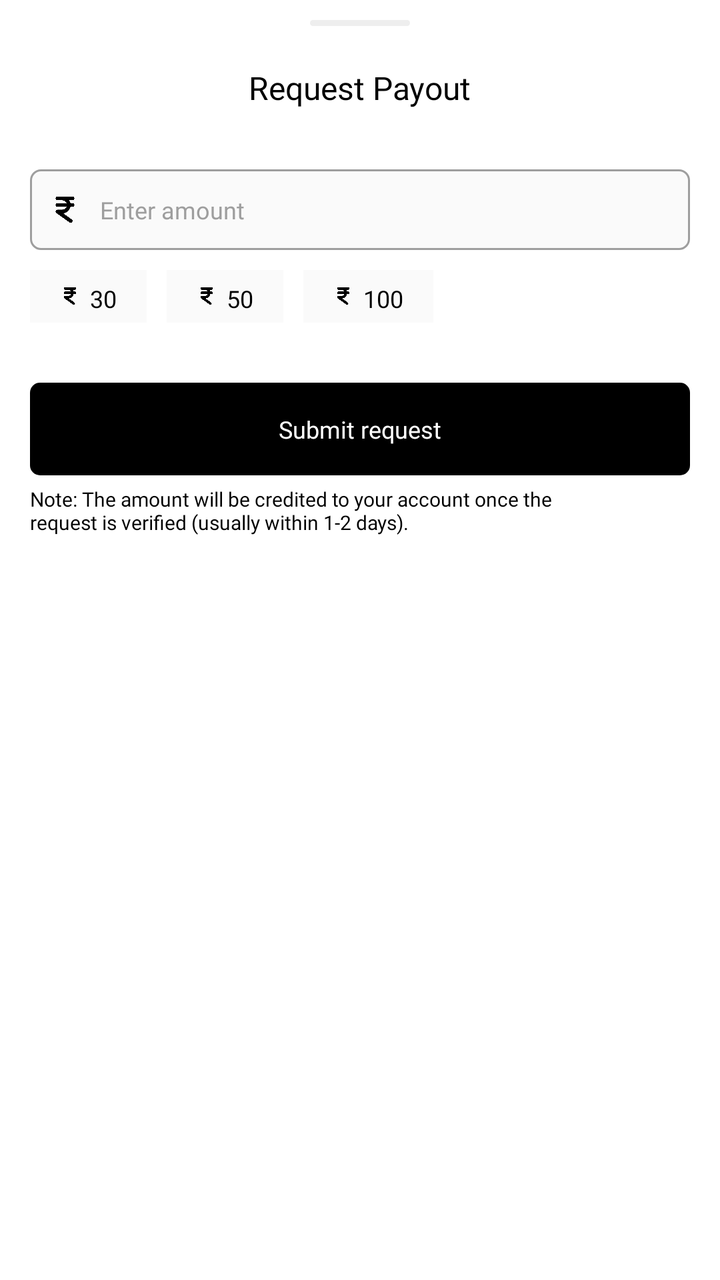
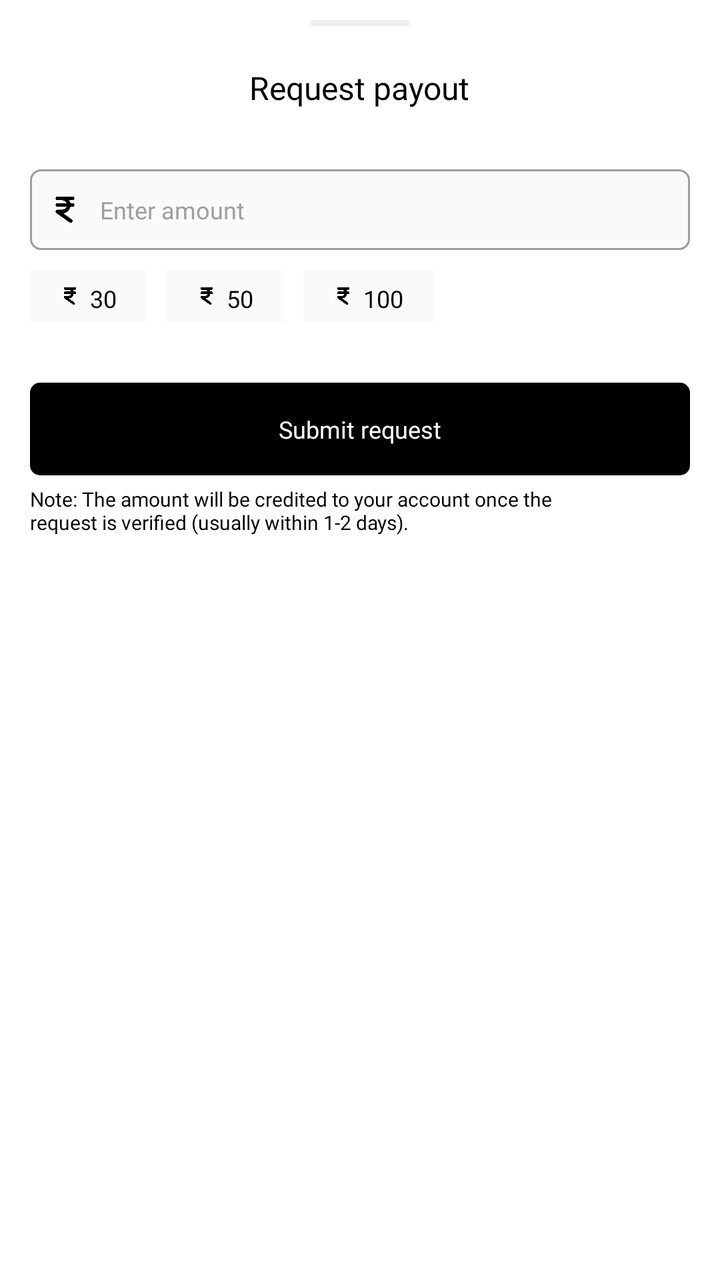

Two renders of the same Android screen: before a commit and after it. Below are the layout's source before the change and the commit's diff.
<!-- AndroidManifest.xml: application theme Theme.PrepNest -->
<!-- res/layout/request_payout.xml -->
<LinearLayout xmlns:android="http://schemas.android.com/apk/res/android"
    android:layout_width="match_parent"
    android:layout_height="match_parent"
    android:orientation="vertical">

    <LinearLayout
        android:id="@+id/container"
        android:layout_width="match_parent"
        android:layout_height="wrap_content"
        android:background="#FFFFFF"
        android:orientation="vertical">

        <LinearLayout
            android:id="@+id/line"
            android:layout_width="50dp"
            android:layout_height="3dp"
            android:layout_marginTop="10dp"
            android:layout_marginBottom="20dp"
            android:padding="8dp"
            android:orientation="horizontal"
            android:layout_gravity="center_horizontal"
            android:background="@drawable/sheet_line_indicator" />

        <TextView
            android:id="@+id/request_title"
            android:focusable="false"
            android:layout_width="wrap_content"
            android:layout_height="wrap_content"
            android:layout_marginBottom="30dp"
            android:text="Request Payout"
            android:textSize="16sp"
            android:textColor="#000000"
            android:layout_gravity="center_horizontal"
            android:fontFamily="@font/bold" />

        <LinearLayout
            android:id="@+id/amount_container"
            android:layout_width="match_parent"
            android:layout_height="wrap_content"
            android:layout_marginLeft="15dp"
            android:layout_marginRight="15dp"
            android:gravity="center_vertical"
            android:orientation="horizontal"
            android:background="@drawable/rounded_shape_gray">

            <ImageView
                android:id="@+id/rupee_icon"
                android:focusable="false"
                android:layout_width="15dp"
                android:layout_height="15dp"
                android:layout_marginLeft="10dp"
                android:src="@drawable/icon_cash"
                android:scaleType="fitCenter" />

            <EditText
                android:id="@+id/amount_edittext"
                android:focusable="false"
                android:layout_width="wrap_content"
                android:layout_height="wrap_content"
                android:paddingLeft="10dp"
                android:paddingTop="12dp"
                android:paddingRight="10dp"
                android:paddingBottom="12dp"
                android:background="@android:color/transparent"
                android:gravity="center_vertical"
                android:textSize="12sp"
                android:textColor="#000000"
                android:hint="@string/hint_amount"
                android:textColorHint="#9E9E9E"
                android:singleLine="true"
                android:inputType="numberSigned"
                android:imeOptions="actionDone"
                android:layout_weight="1"
                android:fontFamily="@font/semibold" />
        </LinearLayout>

        <LinearLayout
            android:id="@+id/other_money_op_container"
            android:layout_width="match_parent"
            android:layout_height="wrap_content"
            android:layout_marginTop="10dp"
            android:layout_marginBottom="30dp"
            android:paddingLeft="15dp"
            android:orientation="horizontal">

            <LinearLayout
                android:id="@+id/amount_1_container"
                android:layout_width="wrap_content"
                android:layout_height="wrap_content"
                android:layout_marginRight="10dp"
                android:paddingLeft="15dp"
                android:paddingTop="5dp"
                android:paddingRight="15dp"
                android:paddingBottom="5dp"
                android:background="#FAFAFA"
                android:gravity="center_horizontal|center_vertical"
                android:orientation="horizontal">

                <ImageView
                    android:id="@+id/cash_icon_1"
                    android:focusable="false"
                    android:layout_width="10dp"
                    android:layout_height="10dp"
                    android:layout_marginRight="5dp"
                    android:src="@drawable/icon_cash"
                    android:scaleType="fitCenter" />

                <TextView
                    android:id="@+id/amount_txt_1"
                    android:focusable="false"
                    android:layout_width="wrap_content"
                    android:layout_height="wrap_content"
                    android:text="30"
                    android:textSize="12sp"
                    android:textColor="#000000"
                    android:translationY="1.0dp"
                    android:fontFamily="@font/medium" />
            </LinearLayout>

            <LinearLayout
                android:id="@+id/amount_2_container"
                android:layout_width="wrap_content"
                android:layout_height="wrap_content"
                android:layout_marginRight="10dp"
                android:paddingLeft="15dp"
                android:paddingTop="5dp"
                android:paddingRight="15dp"
                android:paddingBottom="5dp"
                android:background="#FAFAFA"
                android:gravity="center_horizontal|center_vertical"
                android:orientation="horizontal">

                <ImageView
                    android:id="@+id/cash_icon_2"
                    android:focusable="false"
                    android:layout_width="10dp"
                    android:layout_height="10dp"
                    android:layout_marginRight="5dp"
                    android:src="@drawable/icon_cash"
                    android:scaleType="fitCenter" />

                <TextView
                    android:id="@+id/amount_txt_2"
                    android:focusable="false"
                    android:layout_width="wrap_content"
                    android:layout_height="wrap_content"
                    android:text="50"
                    android:textSize="12sp"
                    android:textColor="#000000"
                    android:translationY="1.0dp"
                    android:fontFamily="@font/medium" />
            </LinearLayout>

            <LinearLayout
                android:id="@+id/amount_3_container"
                android:layout_width="wrap_content"
                android:layout_height="wrap_content"
                android:paddingLeft="15dp"
                android:paddingTop="5dp"
                android:paddingRight="15dp"
                android:paddingBottom="5dp"
                android:background="#FAFAFA"
                android:gravity="center_horizontal|center_vertical"
                android:orientation="horizontal">

                <ImageView
                    android:id="@+id/cash_icon_3"
                    android:focusable="false"
                    android:layout_width="10dp"
                    android:layout_height="10dp"
                    android:layout_marginRight="5dp"
                    android:src="@drawable/icon_cash"
                    android:scaleType="fitCenter" />

                <TextView
                    android:id="@+id/amount_txt_3"
                    android:focusable="false"
                    android:layout_width="wrap_content"
                    android:layout_height="wrap_content"
                    android:text="100"
                    android:textSize="12sp"
                    android:textColor="#000000"
                    android:translationY="1.0dp"
                    android:fontFamily="@font/medium" />
            </LinearLayout>
        </LinearLayout>

        <LinearLayout
            android:id="@+id/send_req_btn"
            android:layout_width="match_parent"
            android:layout_height="wrap_content"
            android:layout_marginLeft="15dp"
            android:layout_marginRight="15dp"
            android:layout_marginBottom="5dp"
            android:gravity="center_horizontal|center_vertical"
            android:orientation="horizontal"
            android:background="@drawable/ripple_bg_black">

            <TextView
                android:id="@+id/send_req_txt"
                android:focusable="false"
                android:layout_width="wrap_content"
                android:layout_height="wrap_content"
                android:layout_marginTop="15dp"
                android:layout_marginBottom="15dp"
                android:background="@android:color/transparent"
                android:text="@string/send_request"
                android:textSize="12sp"
                android:textColor="#FFFFFF"
                android:fontFamily="@font/bold" />
        </LinearLayout>

        <TextView
            android:id="@+id/note"
            android:focusable="false"
            android:layout_width="wrap_content"
            android:layout_height="wrap_content"
            android:layout_marginBottom="30dp"
            android:paddingLeft="15dp"
            android:paddingRight="70dp"
            android:text="Note: The amount will be credited to your account once the request is verified (usually within 1-2 days)."
            android:textSize="10sp"
            android:textColor="#000000"
            android:fontFamily="@font/medium" />
    </LinearLayout>
</LinearLayout>
<!-- resources referenced by this layout -->
<resources>
  <!-- drawable icon_cash: png bitmap (drawable-xhdpi, 7226 bytes) -->
  <!-- drawable ripple_bg_black (drawable) -->
  <?xml version="1.0" encoding="utf-8"?>
  <ripple xmlns:android="http://schemas.android.com/apk/res/android"
      android:color="@color/dark_ripple">
  
      <item android:drawable="@drawable/rounded_shape_black" />
  </ripple>
  <!-- drawable rounded_shape_gray (drawable) -->
  <?xml version="1.0" encoding="utf-8"?>
  <shape xmlns:android="http://schemas.android.com/apk/res/android"
      android:shape="rectangle">
  
      <solid android:color="@color/white_gray" />
  
      <stroke
          android:width="3px"
          android:color="@color/stroke" />
  
      <corners android:radius="15px" />
  </shape>
  <!-- drawable sheet_line_indicator (drawable) -->
  <?xml version="1.0" encoding="utf-8"?>
  <shape xmlns:android="http://schemas.android.com/apk/res/android"
      android:shape="rectangle">
  
      <solid android:color="#EEEEEE" />
  
      <corners android:radius="360px" />
  </shape>
  <string name="hint_amount">Enter amount</string>
  <string name="send_request">Submit request</string>
  <style name="Theme.PrepNest" parent="Theme.MaterialComponents.DayNight.NoActionBar">
          
          <item name="colorPrimary">@color/colorPrimary</item>
          <item name="colorPrimaryVariant">@color/colorPrimaryVariant</item>
          <item name="colorOnPrimary">@color/colorOnPrimary</item>
          <item name="colorSecondary">@color/colorSecondary</item>
          <item name="colorSecondaryVariant">@color/colorSecondaryVariant</item>
          <item name="colorOnSecondary">@color/colorOnSecondary</item>
          
          <item name="android:colorBackground">@color/colorBackground</item>
          <item name="colorSurface">@color/colorSurface</item>
          <item name="colorOnSurface">@color/colorOnSurface</item>
          
          <item name="colorError">@color/colorError</item>
          <item name="colorOnError">@color/colorOnError</item>
          
  
          
  
          <item name="android:windowTranslucentStatus">false</item>
          <item name="android:windowContentOverlay">@null</item>
          <item name="android:windowBackground">@color/white</item>
  
          <item name="android:windowDrawsSystemBarBackgrounds">true</item>
          <item name="colorControlActivated">@color/colorSecondary</item>
          <item name="colorControlHighlight">@color/colorSecondaryVariant</item>
          <item name="android:textColorHighlight">@color/colorSecondaryVariant</item>
          <item name="android:navigationBarColor">@android:color/white</item>
          <item name="android:enforceNavigationBarContrast">false</item>
      </style>
  <color name="dark_ripple">#212121</color>
  <!-- drawable rounded_shape_black (drawable) -->
  <?xml version="1.0" encoding="utf-8"?>
  <shape xmlns:android="http://schemas.android.com/apk/res/android"
      android:shape="rectangle">
  
      <solid android:color="@color/black" />
  
      <corners android:radius="15px" />
  </shape>
  <color name="white_gray">#FAFAFA</color>
  <color name="stroke">#9E9E9E</color>
  <color name="colorPrimary">#FFFFFF</color>
  <color name="colorPrimaryVariant">#FFFFFF</color>
  <color name="colorOnPrimary">#000000</color>
  <color name="colorSecondary">#000000</color>
  <color name="colorSecondaryVariant">#54000000</color>
  <color name="colorOnSecondary">#FFFFFF</color>
  <color name="colorBackground">#FFFFFF</color>
  <color name="colorSurface">#FFFFFF</color>
  <color name="colorOnSurface">#000000</color>
  <color name="colorError">#B00020</color>
  <color name="colorOnError">#FFFFFF</color>
  <color name="white">#FFFFFF</color>
  <color name="black">#000000</color>
</resources>

<!-- the commit's change to res/layout/request_payout.xml (unified diff, before → after) -->
@@ -1,226 +1,224 @@
 <LinearLayout xmlns:android="http://schemas.android.com/apk/res/android"
+    xmlns:tools="http://schemas.android.com/tools"
+    android:id="@+id/container"
     android:layout_width="match_parent"
-    android:layout_height="match_parent"
+    android:layout_height="wrap_content"
+    android:background="#FFFFFF"
     android:orientation="vertical">
 
     <LinearLayout
-        android:id="@+id/container"
+        android:id="@+id/line"
+        android:layout_width="50dp"
+        android:layout_height="3dp"
+        android:layout_gravity="center_horizontal"
+        android:layout_marginTop="10dp"
+        android:layout_marginBottom="20dp"
+        android:background="@drawable/sheet_line_indicator"
+        android:orientation="horizontal"
+        android:padding="8dp" />
+
+    <TextView
+        android:id="@+id/request_title"
+        android:layout_width="wrap_content"
+        android:layout_height="wrap_content"
+        android:layout_gravity="center_horizontal"
+        android:layout_marginBottom="30dp"
+        android:focusable="false"
+        android:fontFamily="@font/bold"
+        android:text="@string/request_payout"
+        android:textColor="#000000"
+        android:textSize="16sp" />
+
+    <LinearLayout
+        android:id="@+id/amount_container"
         android:layout_width="match_parent"
         android:layout_height="wrap_content"
-        android:background="#FFFFFF"
-        android:orientation="vertical">
+        android:layout_marginLeft="15dp"
+        android:layout_marginRight="15dp"
+        android:background="@drawable/rounded_shape_gray"
+        android:gravity="center_vertical"
+        android:orientation="horizontal">
+
+        <ImageView
+            android:id="@+id/rupee_icon"
+            android:layout_width="15dp"
+            android:layout_height="15dp"
+            android:layout_marginStart="10dp"
+            android:focusable="false"
+            android:scaleType="fitCenter"
+            android:src="@drawable/icon_cash" />
+
+        <EditText
+            android:id="@+id/amount_edittext"
+            android:layout_width="0dp"
+            android:layout_height="wrap_content"
+            android:layout_weight="1"
+            android:background="@android:color/transparent"
+            android:focusable="false"
+            android:fontFamily="@font/semibold"
+            android:gravity="center_vertical"
+            android:hint="@string/hint_amount"
+            android:imeOptions="actionDone"
+            android:importantForAutofill="no"
+            android:inputType="numberSigned"
+            android:paddingLeft="10dp"
+            android:paddingTop="12dp"
+            android:paddingRight="10dp"
+            android:paddingBottom="12dp"
+            android:singleLine="true"
+            android:textColor="#000000"
+            android:textColorHint="#9E9E9E"
+            android:textSize="12sp" />
+    </LinearLayout>
+
+    <LinearLayout
+        android:id="@+id/other_money_op_container"
+        android:layout_width="match_parent"
+        android:layout_height="wrap_content"
+        android:layout_marginTop="10dp"
+        android:layout_marginBottom="30dp"
+        android:orientation="horizontal"
+        android:paddingStart="15dp"
+        android:paddingEnd="0dp">
 
         <LinearLayout
-            android:id="@+id/line"
-            android:layout_width="50dp"
-            android:layout_height="3dp"
-            android:layout_marginTop="10dp"
-            android:layout_marginBottom="20dp"
-            android:padding="8dp"
+            android:id="@+id/amount_1_container"
+            android:layout_width="wrap_content"
+            android:layout_height="wrap_content"
+            android:layout_marginEnd="10dp"
+            android:background="#FAFAFA"
+            android:gravity="center_horizontal|center_vertical"
             android:orientation="horizontal"
-            android:layout_gravity="center_horizontal"
-            android:background="@drawable/sheet_line_indicator" />
-
-        <TextView
-            android:id="@+id/request_title"
-            android:focusable="false"
-            android:layout_width="wrap_content"
-            android:layout_height="wrap_content"
-            android:layout_marginBottom="30dp"
-            android:text="Request Payout"
-            android:textSize="16sp"
-            android:textColor="#000000"
-            android:layout_gravity="center_horizontal"
-            android:fontFamily="@font/bold" />
-
-        <LinearLayout
-            android:id="@+id/amount_container"
-            android:layout_width="match_parent"
-            android:layout_height="wrap_content"
-            android:layout_marginLeft="15dp"
-            android:layout_marginRight="15dp"
-            android:gravity="center_vertical"
-            android:orientation="horizontal"
-            android:background="@drawable/rounded_shape_gray">
+            android:paddingLeft="15dp"
+            android:paddingTop="5dp"
+            android:paddingRight="15dp"
+            android:paddingBottom="5dp">
 
             <ImageView
-                android:id="@+id/rupee_icon"
-                android:focusable="false"
-                android:layout_width="15dp"
-                android:layout_height="15dp"
-                android:layout_marginLeft="10dp"
-                android:src="@drawable/icon_cash"
-                android:scaleType="fitCenter" />
-
-            <EditText
-                android:id="@+id/amount_edittext"
-                android:focusable="false"
+                android:id="@+id/cash_icon_1"
+                android:layout_width="10dp"
+                android:layout_height="10dp"
+                android:layout_marginEnd="5dp"
+                android:focusable="false"
+                android:scaleType="fitCenter"
+                android:src="@drawable/icon_cash" />
+
+            <TextView
+                android:id="@+id/amount_txt_1"
                 android:layout_width="wrap_content"
                 android:layout_height="wrap_content"
-                android:paddingLeft="10dp"
-                android:paddingTop="12dp"
-                android:paddingRight="10dp"
-                android:paddingBottom="12dp"
-                android:background="@android:color/transparent"
-                android:gravity="center_vertical"
+                android:focusable="false"
+                android:fontFamily="@font/medium"
+                android:text="30"
+                android:textColor="#000000"
                 android:textSize="12sp"
-                android:textColor="#000000"
-                android:hint="@string/hint_amount"
-                android:textColorHint="#9E9E9E"
-                android:singleLine="true"
-                android:inputType="numberSigned"
-                android:imeOptions="actionDone"
-                android:layout_weight="1"
-                android:fontFamily="@font/semibold" />
+                android:translationY="1.0dp" />
         </LinearLayout>
 
         <LinearLayout
-            android:id="@+id/other_money_op_container"
-            android:layout_width="match_parent"
-            android:layout_height="wrap_content"
-            android:layout_marginTop="10dp"
-            android:layout_marginBottom="30dp"
+            android:id="@+id/amount_2_container"
+            android:layout_width="wrap_content"
+            android:layout_height="wrap_content"
+            android:layout_marginEnd="10dp"
+            android:background="#FAFAFA"
+            android:gravity="center_horizontal|center_vertical"
+            android:orientation="horizontal"
             android:paddingLeft="15dp"
-            android:orientation="horizontal">
-
-            <LinearLayout
-                android:id="@+id/amount_1_container"
+            android:paddingTop="5dp"
+            android:paddingRight="15dp"
+            android:paddingBottom="5dp">
+
+            <ImageView
+                android:id="@+id/cash_icon_2"
+                android:layout_width="10dp"
+                android:layout_height="10dp"
+                android:layout_marginEnd="5dp"
+                android:focusable="false"
+                android:scaleType="fitCenter"
+                android:src="@drawable/icon_cash" />
+
+            <TextView
+                android:id="@+id/amount_txt_2"
                 android:layout_width="wrap_content"
                 android:layout_height="wrap_content"
-                android:layout_marginRight="10dp"
-                android:paddingLeft="15dp"
-                android:paddingTop="5dp"
-                android:paddingRight="15dp"
-                android:paddingBottom="5dp"
-                android:background="#FAFAFA"
-                android:gravity="center_horizontal|center_vertical"
-                android:orientation="horizontal">
-
-                <ImageView
-                    android:id="@+id/cash_icon_1"
-                    android:focusable="false"
-                    android:layout_width="10dp"
-                    android:layout_height="10dp"
-                    android:layout_marginRight="5dp"
-                    android:src="@drawable/icon_cash"
-                    android:scaleType="fitCenter" />
-
-                <TextView
-                    android:id="@+id/amount_txt_1"
-                    android:focusable="false"
-                    android:layout_width="wrap_content"
-                    android:layout_height="wrap_content"
-                    android:text="30"
-                    android:textSize="12sp"
-                    android:textColor="#000000"
-                    android:translationY="1.0dp"
-                    android:fontFamily="@font/medium" />
-            </LinearLayout>
-
-            <LinearLayout
-                android:id="@+id/amount_2_container"
+                android:focusable="false"
+                android:fontFamily="@font/medium"
+                android:text="50"
+                android:textColor="#000000"
+                android:textSize="12sp"
+                android:translationY="1.0dp" />
+        </LinearLayout>
+
+        <LinearLayout
+            android:id="@+id/amount_3_container"
+            android:layout_width="wrap_content"
+            android:layout_height="wrap_content"
+            android:background="#FAFAFA"
+            android:gravity="center_horizontal|center_vertical"
+            android:orientation="horizontal"
+            android:paddingLeft="15dp"
+            android:paddingTop="5dp"
+            android:paddingRight="15dp"
+            android:paddingBottom="5dp">
+
+            <ImageView
+                android:id="@+id/cash_icon_3"
+                android:layout_width="10dp"
+                android:layout_height="10dp"
+                android:layout_marginEnd="5dp"
+                android:focusable="false"
+                android:scaleType="fitCenter"
+                android:src="@drawable/icon_cash" />
+
+            <TextView
+                android:id="@+id/amount_txt_3"
                 android:layout_width="wrap_content"
                 android:layout_height="wrap_content"
-                android:layout_marginRight="10dp"
-                android:paddingLeft="15dp"
-                android:paddingTop="5dp"
-                android:paddingRight="15dp"
-                android:paddingBottom="5dp"
-                android:background="#FAFAFA"
-                android:gravity="center_horizontal|center_vertical"
-                android:orientation="horizontal">
-
-                <ImageView
-                    android:id="@+id/cash_icon_2"
-                    android:focusable="false"
-                    android:layout_width="10dp"
-                    android:layout_height="10dp"
-                    android:layout_marginRight="5dp"
-                    android:src="@drawable/icon_cash"
-                    android:scaleType="fitCenter" />
-
-                <TextView
-                    android:id="@+id/amount_txt_2"
-                    android:focusable="false"
-                    android:layout_width="wrap_content"
-                    android:layout_height="wrap_content"
-                    android:text="50"
-                    android:textSize="12sp"
-                    android:textColor="#000000"
-                    android:translationY="1.0dp"
-                    android:fontFamily="@font/medium" />
-            </LinearLayout>
-
-            <LinearLayout
-                android:id="@+id/amount_3_container"
-                android:layout_width="wrap_content"
-                android:layout_height="wrap_content"
-                android:paddingLeft="15dp"
-                android:paddingTop="5dp"
-                android:paddingRight="15dp"
-                android:paddingBottom="5dp"
-                android:background="#FAFAFA"
-                android:gravity="center_horizontal|center_vertical"
-                android:orientation="horizontal">
-
-                <ImageView
-                    android:id="@+id/cash_icon_3"
-                    android:focusable="false"
-                    android:layout_width="10dp"
-                    android:layout_height="10dp"
-                    android:layout_marginRight="5dp"
-                    android:src="@drawable/icon_cash"
-                    android:scaleType="fitCenter" />
-
-                <TextView
-                    android:id="@+id/amount_txt_3"
-                    android:focusable="false"
-                    android:layout_width="wrap_content"
-                    android:layout_height="wrap_content"
-                    android:text="100"
-                    android:textSize="12sp"
-                    android:textColor="#000000"
-                    android:translationY="1.0dp"
-                    android:fontFamily="@font/medium" />
-            </LinearLayout>
+                android:focusable="false"
+                android:fontFamily="@font/medium"
+                android:text="100"
+                android:textColor="#000000"
+                android:textSize="12sp"
+                android:translationY="1.0dp" />
         </LinearLayout>
-
-        <LinearLayout
-            android:id="@+id/send_req_btn"
-            android:layout_width="match_parent"
-            android:layout_height="wrap_content"
-            android:layout_marginLeft="15dp"
-            android:layout_marginRight="15dp"
-            android:layout_marginBottom="5dp"
-            android:gravity="center_horizontal|center_vertical"
-            android:orientation="horizontal"
-            android:background="@drawable/ripple_bg_black">
-
-            <TextView
-                android:id="@+id/send_req_txt"
-                android:focusable="false"
-                android:layout_width="wrap_content"
-                android:layout_height="wrap_content"
-                android:layout_marginTop="15dp"
-                android:layout_marginBottom="15dp"
-                android:background="@android:color/transparent"
-                android:text="@string/send_request"
-                android:textSize="12sp"
-                android:textColor="#FFFFFF"
-                android:fontFamily="@font/bold" />
-        </LinearLayout>
+    </LinearLayout>
+
+    <LinearLayout
+        android:id="@+id/send_req_btn"
+        android:layout_width="match_parent"
+        android:layout_height="wrap_content"
+        android:layout_marginLeft="15dp"
+        android:layout_marginRight="15dp"
+        android:layout_marginBottom="5dp"
+        android:background="@drawable/ripple_bg_black"
+        android:gravity="center_horizontal|center_vertical"
+        android:orientation="horizontal">
 
         <TextView
-            android:id="@+id/note"
+            android:id="@+id/send_req_txt"
+            android:layout_width="wrap_content"
+            android:layout_height="wrap_content"
+            android:layout_marginTop="15dp"
+            android:layout_marginBottom="15dp"
+            android:background="@android:color/transparent"
             android:focusable="false"
-            android:layout_width="wrap_content"
-            android:layout_height="wrap_content"
-            android:layout_marginBottom="30dp"
-            android:paddingLeft="15dp"
-            android:paddingRight="70dp"
-            android:text="Note: The amount will be credited to your account once the request is verified (usually within 1-2 days)."
-            android:textSize="10sp"
-            android:textColor="#000000"
-            android:fontFamily="@font/medium" />
+            android:fontFamily="@font/bold"
+            android:text="@string/send_request"
+            android:textColor="#FFFFFF"
+            android:textSize="12sp" />
     </LinearLayout>
+
+    <TextView
+        android:id="@+id/note"
+        android:layout_width="wrap_content"
+        android:layout_height="wrap_content"
+        android:layout_marginBottom="30dp"
+        android:focusable="false"
+        android:fontFamily="@font/medium"
+        android:paddingStart="15dp"
+        android:paddingEnd="70dp"
+        android:text="@string/request_payout_note"
+        android:textColor="#000000"
+        android:textSize="10sp"
+        tools:ignore="SmallSp" />
 </LinearLayout>
<!-- resource entries referenced after the edit -->
@@ -17,7 +17,7 @@
   
       <stroke
           android:width="3px"
-          android:color="@color/stroke" />
+          android:color="@color/dark_gray" />
   
       <corners android:radius="15px" />
   </shape>
@@ -31,6 +31,8 @@
       <corners android:radius="360px" />
   </shape>
   <string name="hint_amount">Enter amount</string>
+  <string name="request_payout">Request payout</string>
+  <string name="request_payout_note">Note: The amount will be credited to your account once the request is verified (usually within 1-2 days).</string>
   <string name="send_request">Submit request</string>
   <style name="Theme.PrepNest" parent="Theme.MaterialComponents.DayNight.NoActionBar">
           
@@ -59,7 +61,6 @@
           <item name="colorControlActivated">@color/colorSecondary</item>
           <item name="colorControlHighlight">@color/colorSecondaryVariant</item>
           <item name="android:textColorHighlight">@color/colorSecondaryVariant</item>
-          <item name="android:navigationBarColor">@android:color/white</item>
           <item name="android:enforceNavigationBarContrast">false</item>
       </style>
   <color name="dark_ripple">#212121</color>
@@ -73,7 +74,7 @@
       <corners android:radius="15px" />
   </shape>
   <color name="white_gray">#FAFAFA</color>
-  <color name="stroke">#9E9E9E</color>
+  <color name="dark_gray">#9E9E9E</color>
   <color name="colorPrimary">#FFFFFF</color>
   <color name="colorPrimaryVariant">#FFFFFF</color>
   <color name="colorOnPrimary">#000000</color>
